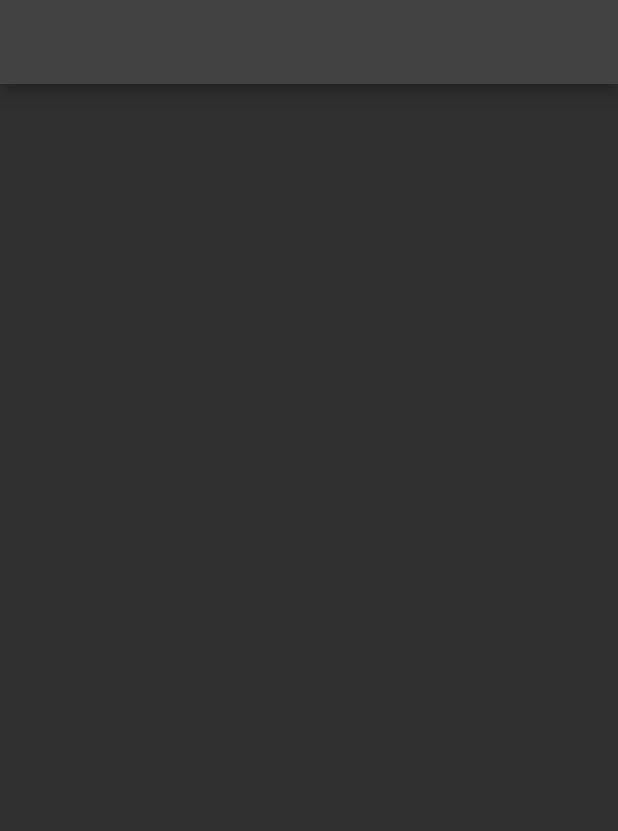
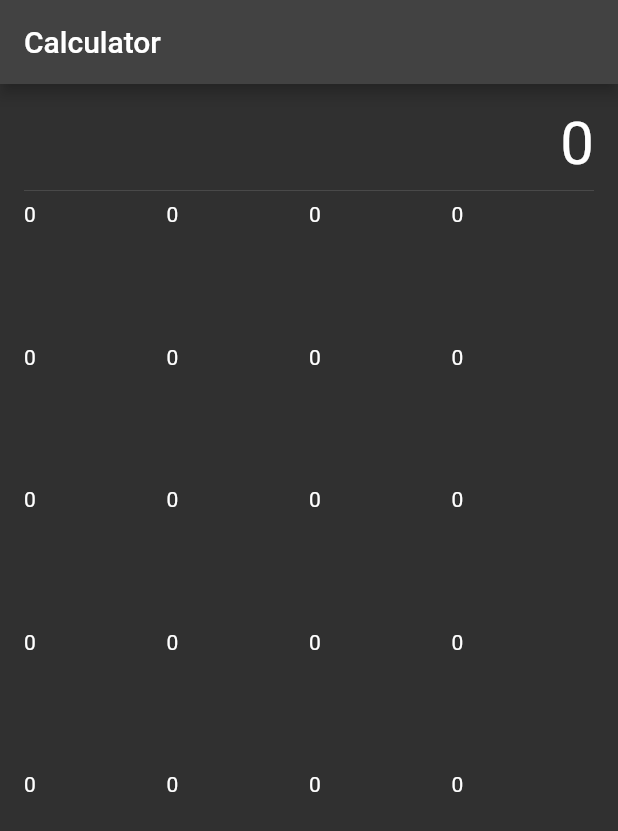
Before and after one commit to dmbappi/flutter_calculator, a Flutter app: the screen it shows after launch, on a phone screen of 412 x 824 dp. Shown: the top 831 px of the screen. Run offline on Flutter 3.47's test engine with Material 2 defaults, Android fonts, the phone set to English and light mode, and no system bars.

Commit message:
grid view

```diff
--- a/lib/calculator_page.dart
+++ b/lib/calculator_page.dart
@@ -1,13 +1,41 @@
 import 'package:flutter/material.dart';
 
 class CalculatorPage extends StatelessWidget {
-  const CalculatorPage({Key? key}) : super(key: key);
+   CalculatorPage({Key? key}) : super(key: key);
+
+  List buttonsList = [
+    'AC',
+    'DEl',
+    '%', '/', '7', '8', '9', '*', '4', '5', '6', '-', '1','2','3','+','^','0','.','=',
+  ];
 
   @override
   Widget build(BuildContext context) {
     return Scaffold(
       appBar: AppBar(
+        title:const Text('Calculator'),
+      ),
+      body: Padding(
+        padding: const EdgeInsets.all(16),
+        child: Column(
+          crossAxisAlignment: CrossAxisAlignment.end,
+          children: [
+            Text('0', style: TextStyle(fontSize: 40,),),
+            const Divider(),
+            GridView.builder(
+              shrinkWrap: true,
+              itemCount: buttonsList.length,
+              gridDelegate: SliverGridDelegateWithFixedCrossAxisCount(
+                crossAxisCount : 4,
+              ),
 
+
+              itemBuilder: (context, index){
+                return Text('0');
+              },
+            ),
+          ],
+        ),
       ),
     );
   }
```
